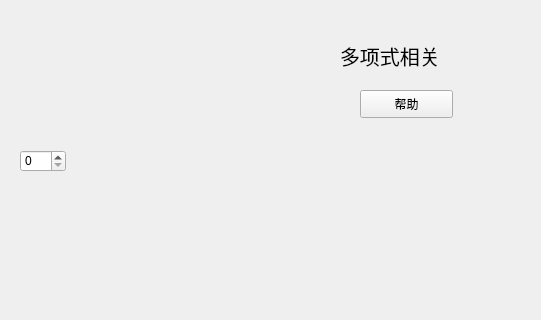
Old version of the form caculator(with qt gui)/caculator(with qt gui)/poly_gui.ui in the repository AhaLims/calculator; both pictures show x 90 to 631 and y 0 to 320 of the 1076 by 910 pixel window.
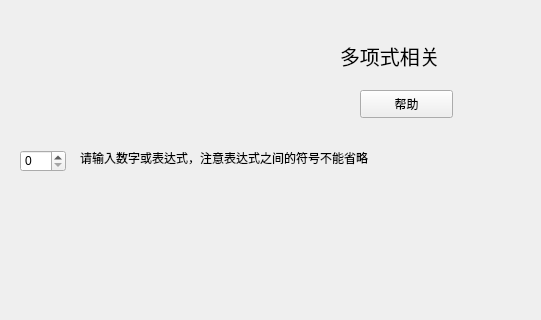
New version of the form.

What changed in the file:
```diff
--- a/caculator(with qt gui)/caculator(with qt gui)/poly_gui.ui
+++ b/caculator(with qt gui)/caculator(with qt gui)/poly_gui.ui
@@ -240,6 +240,19 @@
     </rect>
    </property>
   </widget>
+  <widget class="QLabel" name="label_7">
+   <property name="geometry">
+    <rect>
+     <x>170</x>
+     <y>150</y>
+     <width>381</width>
+     <height>16</height>
+    </rect>
+   </property>
+   <property name="text">
+    <string>请输入数字或表达式，注意表达式之间的符号不能省略</string>
+   </property>
+  </widget>
  </widget>
  <layoutdefault spacing="6" margin="11"/>
  <resources>
```
Left out of the diff: 4 changed lines with no effect on the pictures.
